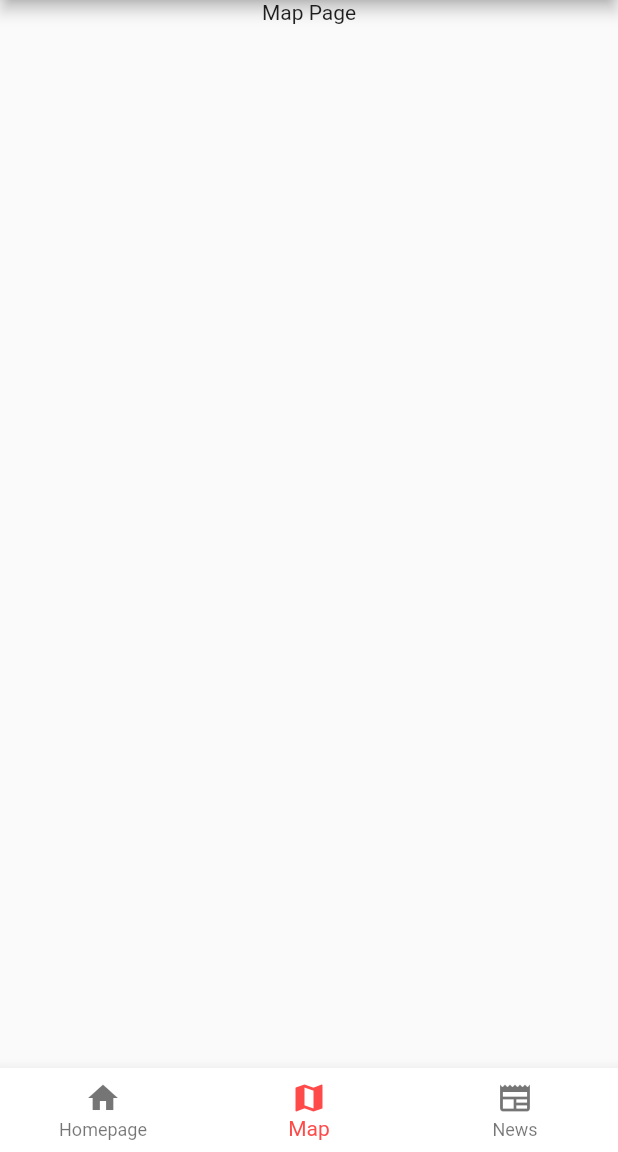
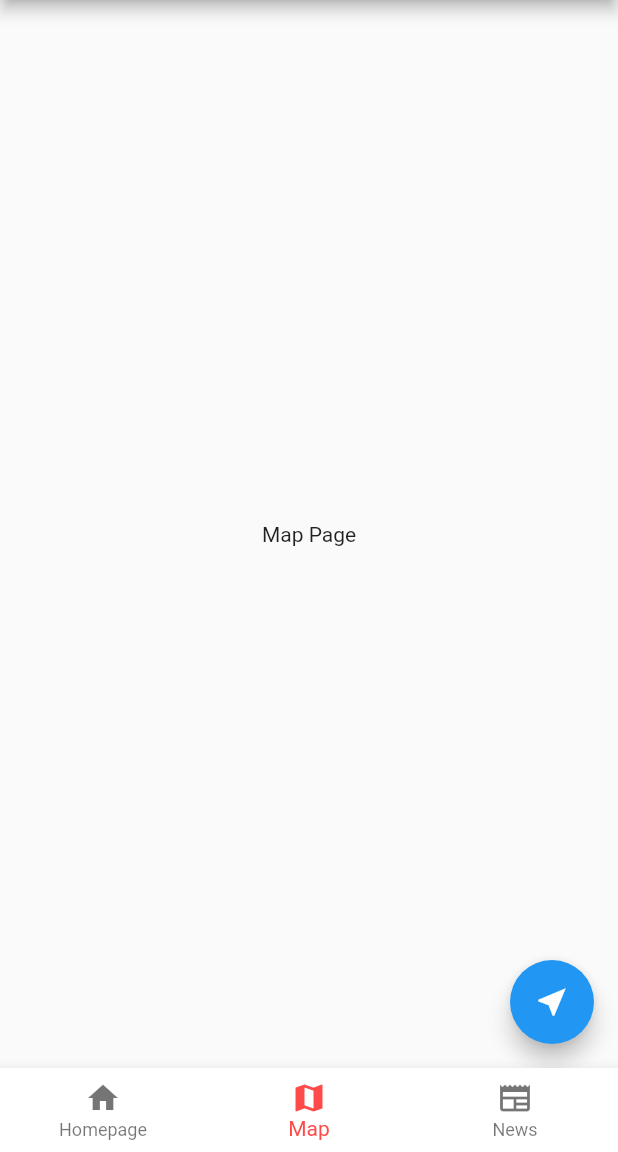
Before and after one commit to yasinthon04/Emergency_Call_Project, a Flutter app: the screen it shows after launch, item 2 of the bottom bar chosen, on a phone screen of 412 x 824 dp, the part 84-1236 px from its top. Run offline on Flutter 3.47's test engine with Material 2 defaults, Android fonts, the phone set to English and light mode, and no system bars.

Commit message:
Add button to see map

```diff
--- a/lib/screens/map.dart
+++ b/lib/screens/map.dart
@@ -1,9 +1,10 @@
+import 'package:emc/screens/currentLocation.dart';
 import 'package:flutter/material.dart';
 import 'package:flutter/src/widgets/container.dart';
 import 'package:flutter/src/widgets/framework.dart';
 
 class MapPage extends StatefulWidget {
-  const MapPage({ Key? key}) : super(key: key);
+  const MapPage({Key? key}) : super(key: key);
 
   @override
   _MapPageState createState() => _MapPageState();
@@ -12,12 +13,25 @@ class MapPage extends StatefulWidget {
 class _MapPageState extends State<MapPage> {
   @override
   Widget build(BuildContext context) {
-    return ListView(
-      children: [
-        Center(
-          child: Text("Map Page"),
-          ),
-      ],
+    return Scaffold(
+      body: Center(
+        child: Column(
+          mainAxisAlignment: MainAxisAlignment.center,
+          children: [
+            Center(
+              child: Text("Map Page"),
+            ),
+          ],
+        ),
+      ),
+       floatingActionButton: FloatingActionButton(
+        onPressed: () {
+          Navigator.push(
+              context, MaterialPageRoute(builder: (context) => currentLocation()));
+        },
+        tooltip: 'Increment',
+        child: Icon(Icons.near_me),
+      ),
     );
   }
 }
```
Also changed, not shown: pubspec.yaml (+12 -0 lines), pubspec.lock, 5 other files.
